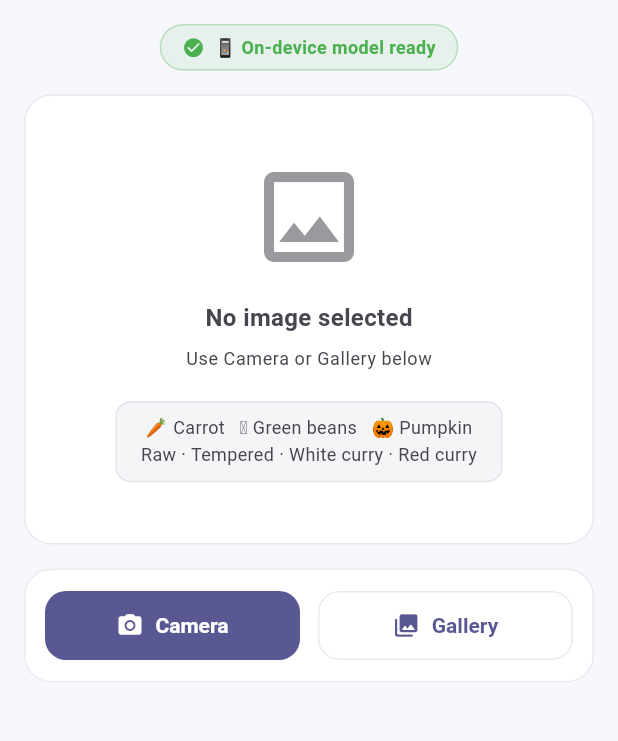
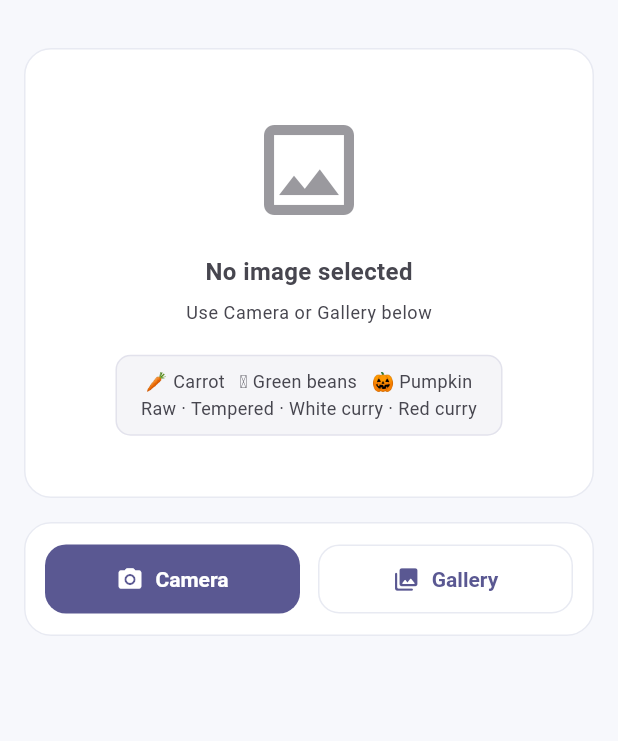
Before and after one commit to hashiniRanasinghe/sri-lankan-food-recognition, a Flutter app: the screen it shows after launch, on a phone screen of 412 x 824 dp, the part 237-978 px from its top. Run offline on Flutter 3.47's test engine with Material 3 defaults, Android fonts, the phone set to English and light mode, and no system bars; our stand-ins replace image_picker; missing offline and left inert: tflite_flutter.

Commit message:
UI Enhancements

```diff
--- a/mobile_app/FoodShot/lib/screens/home_screen.dart
+++ b/mobile_app/FoodShot/lib/screens/home_screen.dart
@@ -149,7 +149,7 @@ class _HomeScreenState extends State<HomeScreen> {
             children: [
               _buildHeroHeader(cs),
               const SizedBox(height: AppConstants.sectionSpacing),
-              _buildModelStatusBadge(cs),
+              // _buildModelStatusBadge(cs),
               const SizedBox(height: AppConstants.sectionSpacing),
               _buildImageDisplay(cs),
               const SizedBox(height: AppConstants.sectionSpacing),
@@ -241,58 +241,58 @@ class _HomeScreenState extends State<HomeScreen> {
     );
   }
 
-  Widget _buildModelStatusBadge(ColorScheme cs) {
-    final Color color;
-    final IconData icon;
-    final String label;
+  // Widget _buildModelStatusBadge(ColorScheme cs) {
+  //   final Color color;
+  //   final IconData icon;
+  //   final String label;
 
-    if (_modelLoading) {
-      color = Colors.orange;
-      icon  = Icons.hourglass_top_rounded;
-      label = 'Loading model…';
-    } else if (_modelError != null) {
-      color = Colors.red;
-      icon  = Icons.error_rounded;
-      label = '⚠ Model failed to load';
-    } else {
-      color = Colors.green;
-      icon  = Icons.check_circle_rounded;
-      label = '📱 On-device model ready';
-    }
+  //   if (_modelLoading) {
+  //     color = Colors.orange;
+  //     icon  = Icons.hourglass_top_rounded;
+  //     // label = 'Loading model…';
+  //   } else if (_modelError != null) {
+  //     color = Colors.red;
+  //     icon  = Icons.error_rounded;
+  //     // label = '⚠ Model failed to load';
+  //   } else {
+  //     color = Colors.green;
+  //     icon  = Icons.check_circle_rounded;
+  //     // label = '📱 On-device model ready';
+  //   }
 
-    return Center(
-      child: AnimatedContainer(
-        duration: const Duration(milliseconds: 300),
-        padding: const EdgeInsets.symmetric(horizontal: 14, vertical: 6),
-        decoration: BoxDecoration(
-          color:        color.withValues(alpha: 0.10),
-          borderRadius: BorderRadius.circular(999),
-          border:       Border.all(color: color.withValues(alpha: 0.30)),
-        ),
-        child: Row(mainAxisSize: MainAxisSize.min, children: [
-          _modelLoading
-              ? SizedBox(
-                  width: 13,
-                  height: 13,
-                  child: CircularProgressIndicator(
-                    strokeWidth: 2,
-                    valueColor: AlwaysStoppedAnimation(color),
-                  ),
-                )
-              : Icon(icon, color: color, size: 15),
-          const SizedBox(width: 6),
-          Text(
-            label,
-            style: TextStyle(
-              color:      color,
-              fontSize:   12,
-              fontWeight: FontWeight.w600,
-            ),
-          ),
-        ]),
-      ),
-    );
-  }
+  //   return Center(
+  //     child: AnimatedContainer(
+  //       duration: const Duration(milliseconds: 300),
+  //       padding: const EdgeInsets.symmetric(horizontal: 14, vertical: 6),
+  //       decoration: BoxDecoration(
+  //         color:        color.withValues(alpha: 0.10),
+  //         borderRadius: BorderRadius.circular(999),
+  //         border:       Border.all(color: color.withValues(alpha: 0.30)),
+  //       ),
+  //       child: Row(mainAxisSize: MainAxisSize.min, children: [
+  //         _modelLoading
+  //             ? SizedBox(
+  //                 width: 13,
+  //                 height: 13,
+  //                 child: CircularProgressIndicator(
+  //                   strokeWidth: 2,
+  //                   valueColor: AlwaysStoppedAnimation(color),
+  //                 ),
+  //               )
+  //             // : Icon(icon, color: color, size: 15),
+  //         // const SizedBox(width: 6),
+  //         // Text(
+  //         //   // label,
+  //         //   style: TextStyle(
+  //         //     color:      color,
+  //         //     fontSize:   12,
+  //         //     fontWeight: FontWeight.w600,
+  //         //   ),
+  //         // ),
+
+  //     ),
+  //   );
+  // }
 
   Widget _buildImageDisplay(ColorScheme cs) {
     return Container(
--- a/mobile_app/FoodShot/lib/widgets/result_card.dart
+++ b/mobile_app/FoodShot/lib/widgets/result_card.dart
@@ -80,14 +80,14 @@ class ResultCard extends StatelessWidget {
                         color: Colors.green.withValues(alpha: 0.4),
                       ),
                     ),
-                    child: Text(
-                      '📱 On-device',
-                      style: TextStyle(
-                        fontSize: 11,
-                        fontWeight: FontWeight.w600,
-                        color: Colors.green.shade800,
-                      ),
-                    ),
+                    // child: Text(
+                    //   '📱 On-device',
+                    //   style: TextStyle(
+                    //     fontSize: 11,
+                    //     fontWeight: FontWeight.w600,
+                    //     color: Colors.green.shade800,
+                    //   ),
+                    // ),
                   ),
               ],
             ),
```
